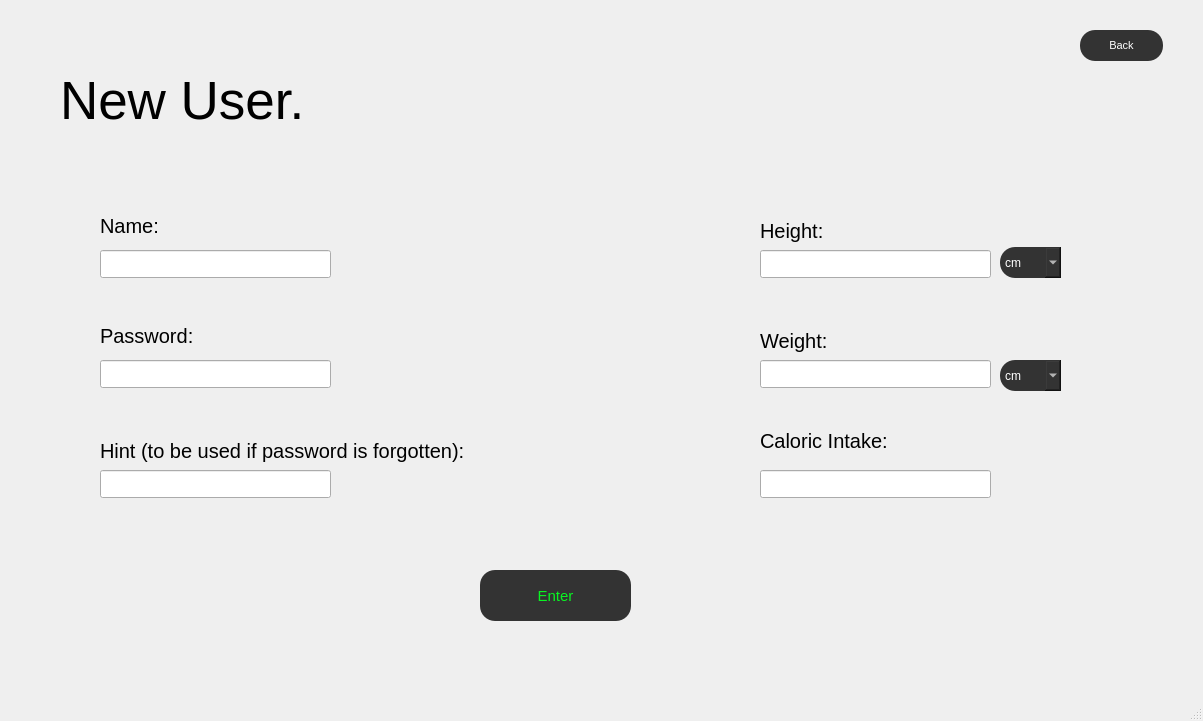
First picture: the form in code/newuser.ui, repository amroomargit/Forge, before the edit.
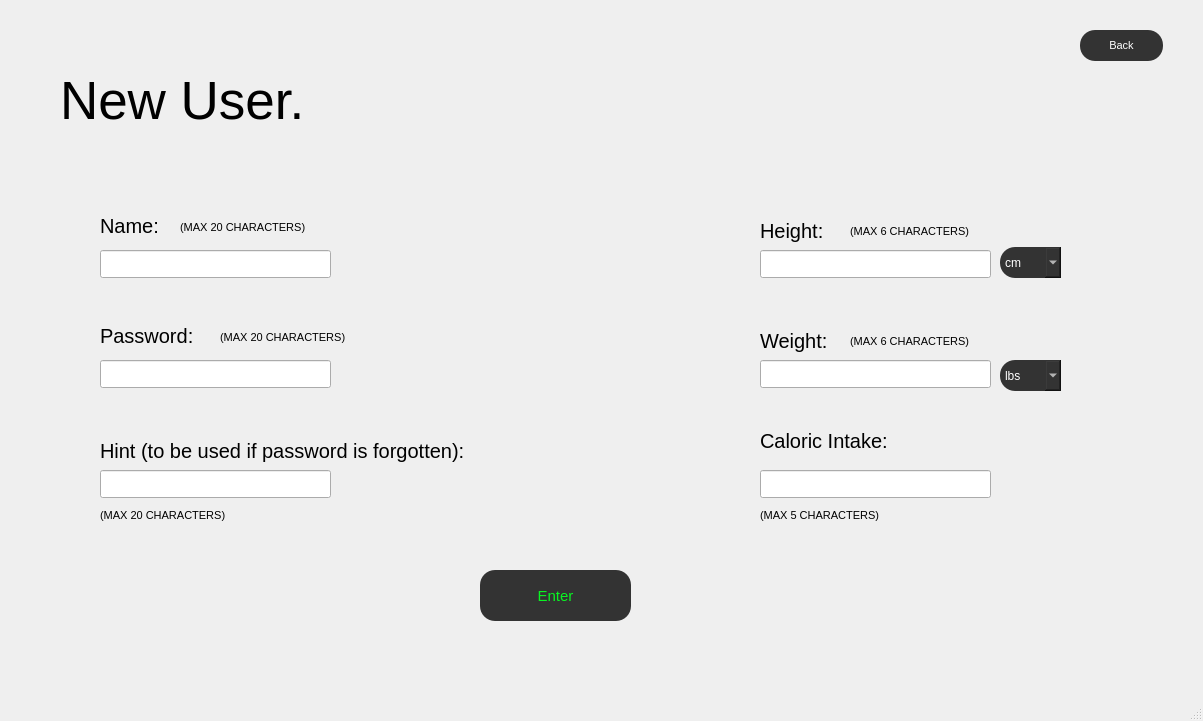
Second picture: the form after the edit. Icons and pictures are not drawn.

Patch:
```diff
--- a/code/newuser.ui
+++ b/code/newuser.ui
@@ -309,7 +309,7 @@
     </property>
     <item>
      <property name="text">
-      <string>cm</string>
+      <string>lbs</string>
      </property>
     </item>
     <item>
@@ -318,6 +318,114 @@
      </property>
     </item>
    </widget>
+   <widget class="QLabel" name="charWarning">
+    <property name="geometry">
+     <rect>
+      <x>180</x>
+      <y>212</y>
+      <width>141</width>
+      <height>31</height>
+     </rect>
+    </property>
+    <property name="font">
+     <font>
+      <pointsize>8</pointsize>
+     </font>
+    </property>
+    <property name="text">
+     <string>(MAX 20 CHARACTERS)</string>
+    </property>
+   </widget>
+   <widget class="QLabel" name="charWarning_2">
+    <property name="geometry">
+     <rect>
+      <x>220</x>
+      <y>322</y>
+      <width>141</width>
+      <height>31</height>
+     </rect>
+    </property>
+    <property name="font">
+     <font>
+      <pointsize>8</pointsize>
+     </font>
+    </property>
+    <property name="text">
+     <string>(MAX 20 CHARACTERS)</string>
+    </property>
+   </widget>
+   <widget class="QLabel" name="charWarning_3">
+    <property name="geometry">
+     <rect>
+      <x>100</x>
+      <y>500</y>
+      <width>141</width>
+      <height>31</height>
+     </rect>
+    </property>
+    <property name="font">
+     <font>
+      <pointsize>8</pointsize>
+     </font>
+    </property>
+    <property name="text">
+     <string>(MAX 20 CHARACTERS)</string>
+    </property>
+   </widget>
+   <widget class="QLabel" name="charWarning_4">
+    <property name="geometry">
+     <rect>
+      <x>850</x>
+      <y>216</y>
+      <width>141</width>
+      <height>31</height>
+     </rect>
+    </property>
+    <property name="font">
+     <font>
+      <pointsize>8</pointsize>
+     </font>
+    </property>
+    <property name="text">
+     <string>(MAX 6 CHARACTERS)</string>
+    </property>
+   </widget>
+   <widget class="QLabel" name="charWarning_5">
+    <property name="geometry">
+     <rect>
+      <x>850</x>
+      <y>326</y>
+      <width>141</width>
+      <height>31</height>
+     </rect>
+    </property>
+    <property name="font">
+     <font>
+      <pointsize>8</pointsize>
+     </font>
+    </property>
+    <property name="text">
+     <string>(MAX 6 CHARACTERS)</string>
+    </property>
+   </widget>
+   <widget class="QLabel" name="charWarning_6">
+    <property name="geometry">
+     <rect>
+      <x>760</x>
+      <y>500</y>
+      <width>141</width>
+      <height>31</height>
+     </rect>
+    </property>
+    <property name="font">
+     <font>
+      <pointsize>8</pointsize>
+     </font>
+    </property>
+    <property name="text">
+     <string>(MAX 5 CHARACTERS)</string>
+    </property>
+   </widget>
   </widget>
   <widget class="QMenuBar" name="menubar">
    <property name="geometry">
```
Left out of the diff: 20 changed lines with no effect on the pictures.
